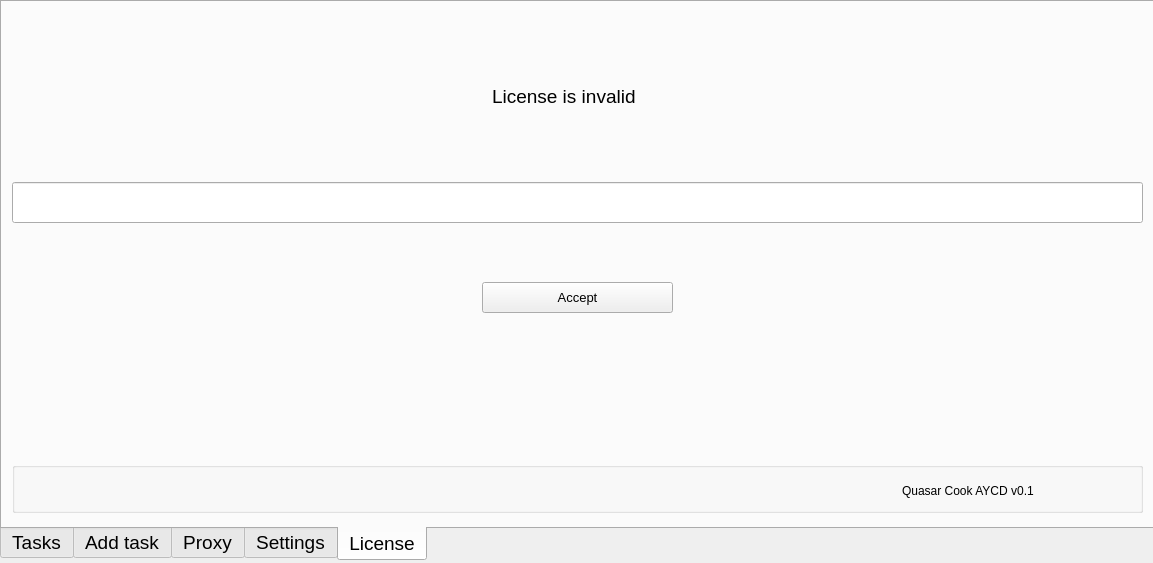
First picture: the form in gui.ui, repository hisoyem/oneclick, before the edit.
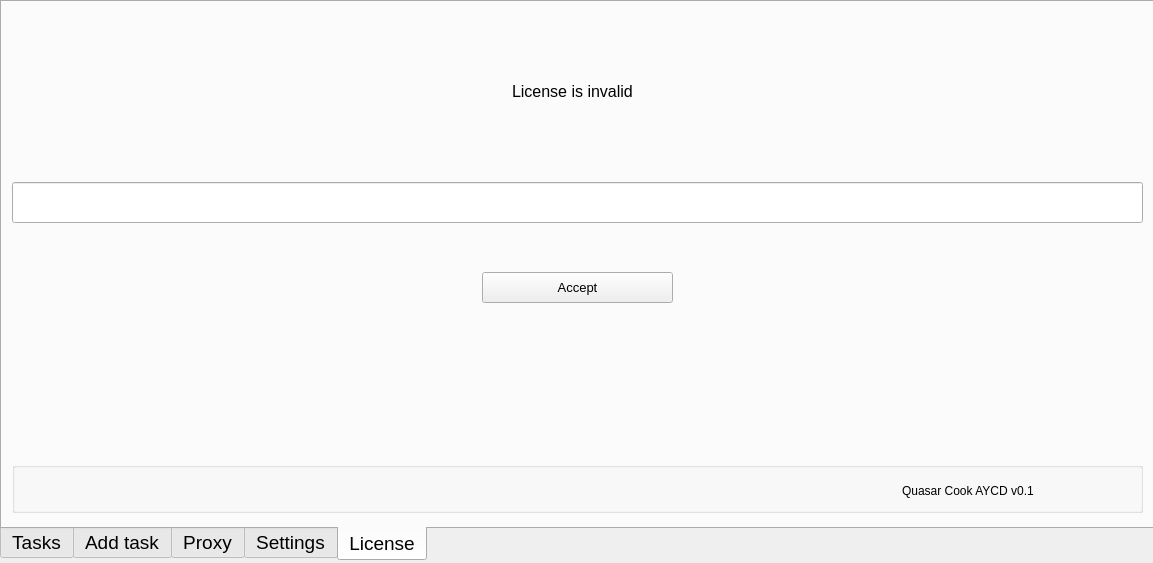
Second picture: the form after the edit. The open tabs and pages were chosen to show the change. Icons and pictures are not drawn.

Commit message: адекватный вывод не в одну строку

The edit to the form file:
```diff
--- a/gui.ui
+++ b/gui.ui
@@ -489,15 +489,15 @@
      <widget class="QLabel" name="label_3">
       <property name="geometry">
        <rect>
-        <x>490</x>
+        <x>510</x>
         <y>80</y>
-        <width>167</width>
-        <height>28</height>
+        <width>141</width>
+        <height>19</height>
        </rect>
       </property>
       <property name="font">
        <font>
-        <pointsize>14</pointsize>
+        <pointsize>12</pointsize>
         <underline>false</underline>
         <strikeout>false</strikeout>
         <kerning>true</kerning>
@@ -521,7 +521,7 @@
       <property name="geometry">
        <rect>
         <x>480</x>
-        <y>280</y>
+        <y>270</y>
         <width>191</width>
         <height>31</height>
        </rect>
@@ -529,6 +529,9 @@
       <property name="font">
        <font>
         <pointsize>10</pointsize>
+        <underline>false</underline>
+        <strikeout>false</strikeout>
+        <kerning>true</kerning>
        </font>
       </property>
       <property name="text">
```
Left out of the diff: 9 changed lines with no effect on the pictures. The commit also changes 1 other file.
